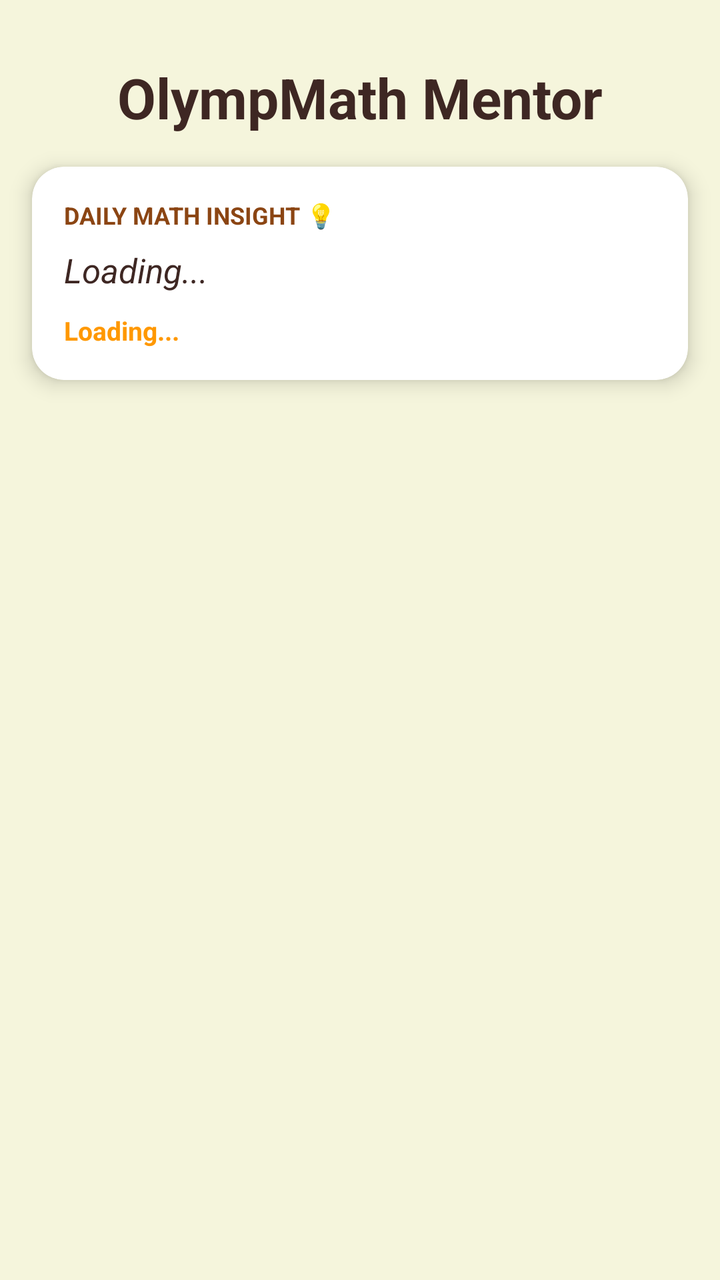
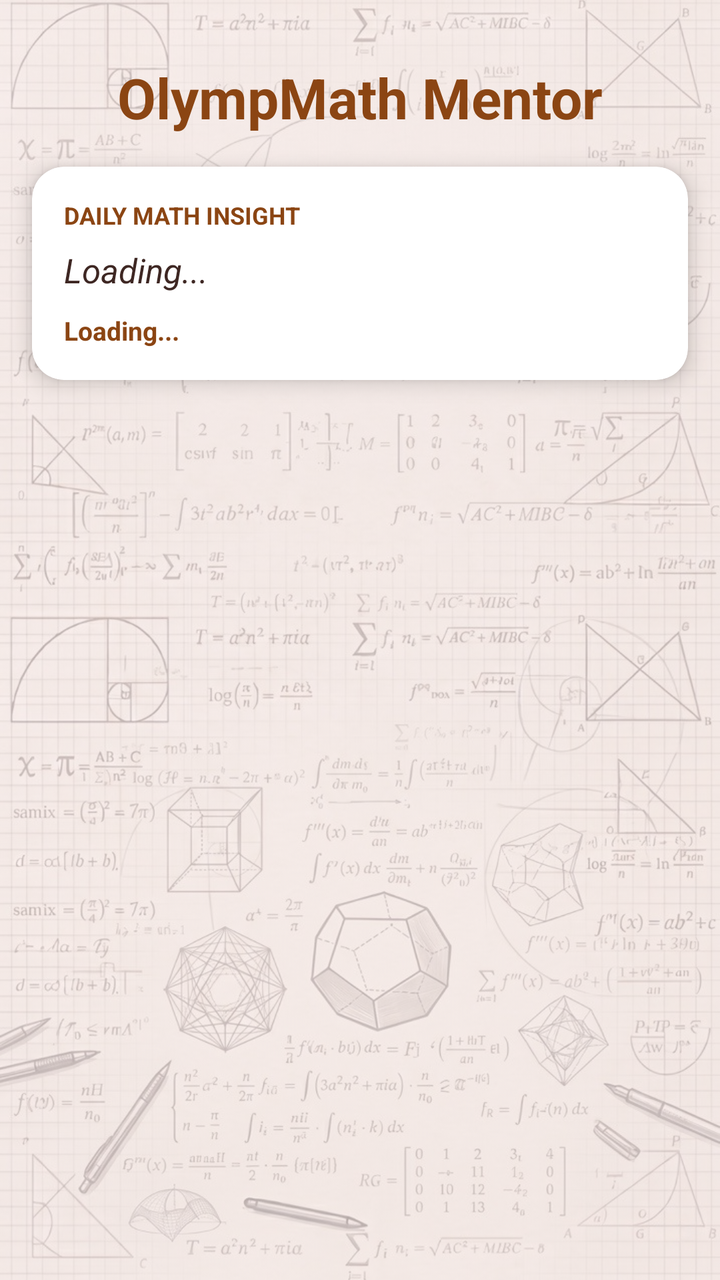

The first picture is an Android layout as it rendered before a commit; the second is the same layout after the commit. The layout source and the unified diff follow.
<!-- AndroidManifest.xml: application theme Theme.OlympMathMentor -->
<!-- res/layout/fragment_home.xml -->
<?xml version="1.0" encoding="utf-8"?>
<androidx.core.widget.NestedScrollView xmlns:android="http://schemas.android.com/apk/res/android"
    xmlns:app="http://schemas.android.com/apk/res-auto"
    android:layout_width="match_parent"
    android:layout_height="match_parent"
    android:fillViewport="true"
    android:background="#F5F5DC"> <RelativeLayout
    android:layout_width="match_parent"
    android:layout_height="wrap_content">

    <TextView
        android:id="@+id/tvHeader"
        android:layout_width="wrap_content"
        android:layout_height="wrap_content"
        android:layout_centerHorizontal="true"
        android:layout_marginTop="30dp"
        android:text="OlympMath Mentor"
        android:textColor="#3E2723"
        android:textSize="28sp"
        android:textStyle="bold" />

    <androidx.cardview.widget.CardView
        android:id="@+id/dailyInsightCard"
        android:layout_width="match_parent"
        android:layout_height="wrap_content"
        android:layout_below="@id/tvHeader"
        android:layout_margin="16dp"
        app:cardCornerRadius="16dp"
        app:cardElevation="6dp"
        app:cardBackgroundColor="#FFFFFF">

        <LinearLayout
            android:layout_width="match_parent"
            android:layout_height="wrap_content"
            android:orientation="vertical"
            android:padding="16dp">

            <TextView
                android:layout_width="wrap_content"
                android:layout_height="wrap_content"
                android:text="Daily Math Insight 💡"
                android:textColor="#8B4513"
                android:textSize="12sp"
                android:textStyle="bold"
                android:textAllCaps="true" />

            <TextView
                android:id="@+id/tvDailyInsight"
                android:layout_width="match_parent"
                android:layout_height="wrap_content"
                android:layout_marginTop="8dp"
                android:text="Loading..."
                android:textColor="#3E2723"
                android:textSize="17sp"
                android:textStyle="italic" />

            <TextView
                android:id="@+id/tvMotivation"
                android:layout_width="match_parent"
                android:layout_height="wrap_content"
                android:layout_marginTop="10dp"
                android:text="Loading..."
                android:textColor="#FF9800"
                android:textSize="13sp"
                android:textStyle="bold" />
        </LinearLayout>
    </androidx.cardview.widget.CardView>

    <Button
        android:id="@+id/btnGoToIntermediate"
        android:layout_width="match_parent"
        android:layout_height="wrap_content"
        android:layout_below="@id/dailyInsightCard"
        android:layout_marginLeft="16dp"
        android:layout_marginRight="16dp"
        android:layout_marginBottom="8dp"
        android:backgroundTint="#FF9800"
        android:text="Go to Intermediate Level →"
        android:textColor="@color/white"
        android:textStyle="bold"
        android:visibility="gone" />

    <androidx.recyclerview.widget.RecyclerView
        android:id="@+id/rvCourses"
        android:layout_width="match_parent"
        android:layout_height="wrap_content"
        android:layout_below="@id/btnGoToIntermediate"
        android:nestedScrollingEnabled="false"
        android:paddingTop="10dp"
        android:layout_marginBottom="40dp"
        android:clipToPadding="false" />

</RelativeLayout>
</androidx.core.widget.NestedScrollView>
<!-- resources referenced by this layout -->
<resources>
  <color name="white">#FFFFFF</color>
  <style name="Theme.OlympMathMentor" parent="Base.Theme.OlympMathMentor" />
  <style name="Base.Theme.OlympMathMentor" parent="Theme.Material3.DayNight.NoActionBar">
          
          
      </style>
</resources>

<!-- the commit's change to res/layout/fragment_home.xml (unified diff, before → after) -->
@@ -1,94 +1,107 @@
 <?xml version="1.0" encoding="utf-8"?>
-<androidx.core.widget.NestedScrollView xmlns:android="http://schemas.android.com/apk/res/android"
+<RelativeLayout xmlns:android="http://schemas.android.com/apk/res/android"
     xmlns:app="http://schemas.android.com/apk/res-auto"
     android:layout_width="match_parent"
-    android:layout_height="match_parent"
-    android:fillViewport="true"
-    android:background="#F5F5DC"> <RelativeLayout
-    android:layout_width="match_parent"
-    android:layout_height="wrap_content">
+    android:layout_height="match_parent">
 
-    <TextView
-        android:id="@+id/tvHeader"
-        android:layout_width="wrap_content"
-        android:layout_height="wrap_content"
-        android:layout_centerHorizontal="true"
-        android:layout_marginTop="30dp"
-        android:text="OlympMath Mentor"
-        android:textColor="#3E2723"
-        android:textSize="28sp"
-        android:textStyle="bold" />
+    <ImageView
+        android:layout_width="match_parent"
+        android:layout_height="match_parent"
+        android:src="@drawable/home"
+        android:scaleType="centerCrop"
+        android:alpha="0.35" />
 
-    <androidx.cardview.widget.CardView
-        android:id="@+id/dailyInsightCard"
+    <androidx.core.widget.NestedScrollView
         android:layout_width="match_parent"
-        android:layout_height="wrap_content"
-        android:layout_below="@id/tvHeader"
-        android:layout_margin="16dp"
-        app:cardCornerRadius="16dp"
-        app:cardElevation="6dp"
-        app:cardBackgroundColor="#FFFFFF">
+        android:layout_height="match_parent"
+        android:fillViewport="true">
 
-        <LinearLayout
+        <RelativeLayout
             android:layout_width="match_parent"
-            android:layout_height="wrap_content"
-            android:orientation="vertical"
-            android:padding="16dp">
+            android:layout_height="wrap_content">
 
             <TextView
+                android:id="@+id/tvHeader"
                 android:layout_width="wrap_content"
                 android:layout_height="wrap_content"
-                android:text="Daily Math Insight 💡"
+                android:layout_centerHorizontal="true"
+                android:layout_marginTop="30dp"
+                android:text="OlympMath Mentor"
                 android:textColor="#8B4513"
-                android:textSize="12sp"
-                android:textStyle="bold"
-                android:textAllCaps="true" />
+                android:textSize="28sp"
+                android:textStyle="bold" />
 
-            <TextView
-                android:id="@+id/tvDailyInsight"
+            <androidx.cardview.widget.CardView
+                android:id="@+id/dailyInsightCard"
                 android:layout_width="match_parent"
                 android:layout_height="wrap_content"
-                android:layout_marginTop="8dp"
-                android:text="Loading..."
-                android:textColor="#3E2723"
-                android:textSize="17sp"
-                android:textStyle="italic" />
+                android:layout_below="@id/tvHeader"
+                android:layout_margin="16dp"
+                app:cardCornerRadius="16dp"
+                app:cardElevation="6dp"
+                app:cardBackgroundColor="#FFFFFF">
 
-            <TextView
-                android:id="@+id/tvMotivation"
+                <LinearLayout
+                    android:layout_width="match_parent"
+                    android:layout_height="wrap_content"
+                    android:orientation="vertical"
+                    android:padding="16dp">
+
+                    <TextView
+                        android:layout_width="wrap_content"
+                        android:layout_height="wrap_content"
+                        android:text="Daily Math Insight"
+                        android:textColor="#8B4513"
+                        android:textSize="12sp"
+                        android:textStyle="bold"
+                        android:textAllCaps="true" />
+
+                    <TextView
+                        android:id="@+id/tvDailyInsight"
+                        android:layout_width="match_parent"
+                        android:layout_height="wrap_content"
+                        android:layout_marginTop="8dp"
+                        android:text="Loading..."
+                        android:textColor="#3E2723"
+                        android:textSize="17sp"
+                        android:textStyle="italic" />
+
+                    <TextView
+                        android:id="@+id/tvMotivation"
+                        android:layout_width="match_parent"
+                        android:layout_height="wrap_content"
+                        android:layout_marginTop="10dp"
+                        android:text="Loading..."
+                        android:textColor="#8B4513"
+                        android:textSize="13sp"
+                        android:textStyle="bold" />
+                </LinearLayout>
+            </androidx.cardview.widget.CardView>
+
+            <Button
+                android:id="@+id/btnGoToIntermediate"
                 android:layout_width="match_parent"
                 android:layout_height="wrap_content"
-                android:layout_marginTop="10dp"
-                android:text="Loading..."
-                android:textColor="#FF9800"
-                android:textSize="13sp"
-                android:textStyle="bold" />
-        </LinearLayout>
-    </androidx.cardview.widget.CardView>
+                android:layout_below="@id/dailyInsightCard"
+                android:layout_marginLeft="16dp"
+                android:layout_marginRight="16dp"
+                android:layout_marginBottom="8dp"
+                android:backgroundTint="#FF9800"
+                android:text="Go to Intermediate Level →"
+                android:textColor="@color/white"
+                android:textStyle="bold"
+                android:visibility="gone" />
 
-    <Button
-        android:id="@+id/btnGoToIntermediate"
-        android:layout_width="match_parent"
-        android:layout_height="wrap_content"
-        android:layout_below="@id/dailyInsightCard"
-        android:layout_marginLeft="16dp"
-        android:layout_marginRight="16dp"
-        android:layout_marginBottom="8dp"
-        android:backgroundTint="#FF9800"
-        android:text="Go to Intermediate Level →"
-        android:textColor="@color/white"
-        android:textStyle="bold"
-        android:visibility="gone" />
+            <androidx.recyclerview.widget.RecyclerView
+                android:id="@+id/rvCourses"
+                android:layout_width="match_parent"
+                android:layout_height="wrap_content"
+                android:layout_below="@id/btnGoToIntermediate"
+                android:nestedScrollingEnabled="false"
+                android:paddingTop="10dp"
+                android:layout_marginBottom="40dp"
+                android:clipToPadding="false" />
 
-    <androidx.recyclerview.widget.RecyclerView
-        android:id="@+id/rvCourses"
-        android:layout_width="match_parent"
-        android:layout_height="wrap_content"
-        android:layout_below="@id/btnGoToIntermediate"
-        android:nestedScrollingEnabled="false"
-        android:paddingTop="10dp"
-        android:layout_marginBottom="40dp"
-        android:clipToPadding="false" />
-
+        </RelativeLayout>
+    </androidx.core.widget.NestedScrollView>
 </RelativeLayout>
-</androidx.core.widget.NestedScrollView>
<!-- resource entries referenced after the edit -->
@@ -1,6 +1,7 @@
 <!-- resources referenced by this layout -->
 <resources>
   <color name="white">#FFFFFF</color>
+  <!-- drawable home: png bitmap (drawable, 209623 bytes) -->
   <style name="Theme.OlympMathMentor" parent="Base.Theme.OlympMathMentor" />
   <style name="Base.Theme.OlympMathMentor" parent="Theme.Material3.DayNight.NoActionBar">
           
